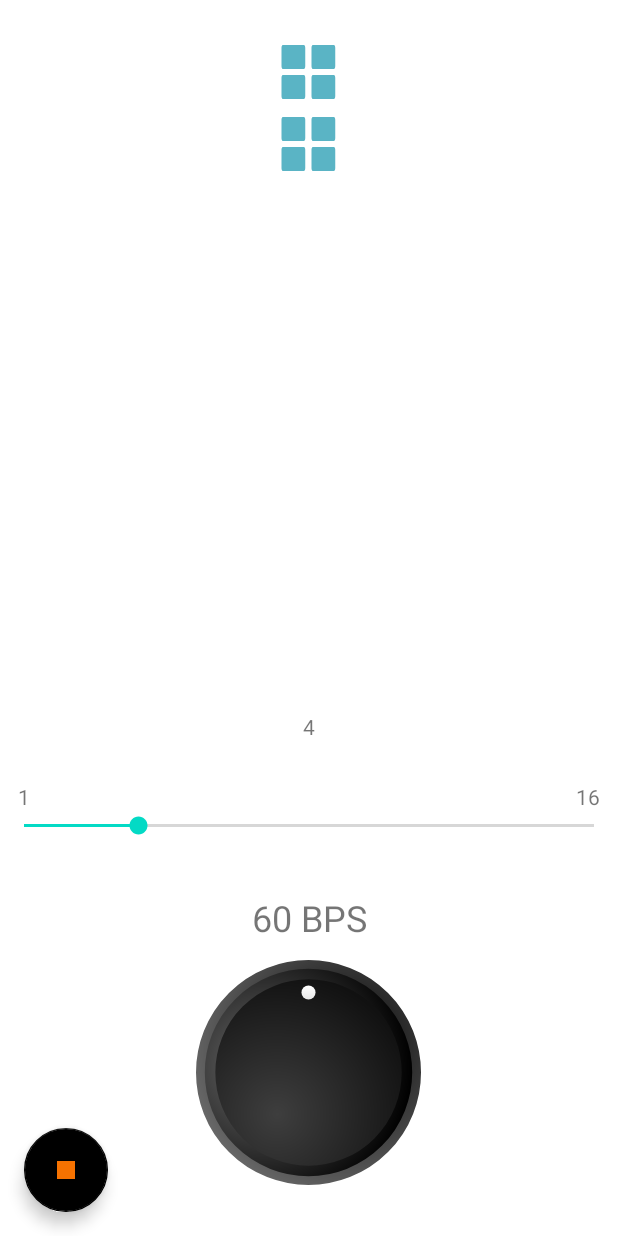
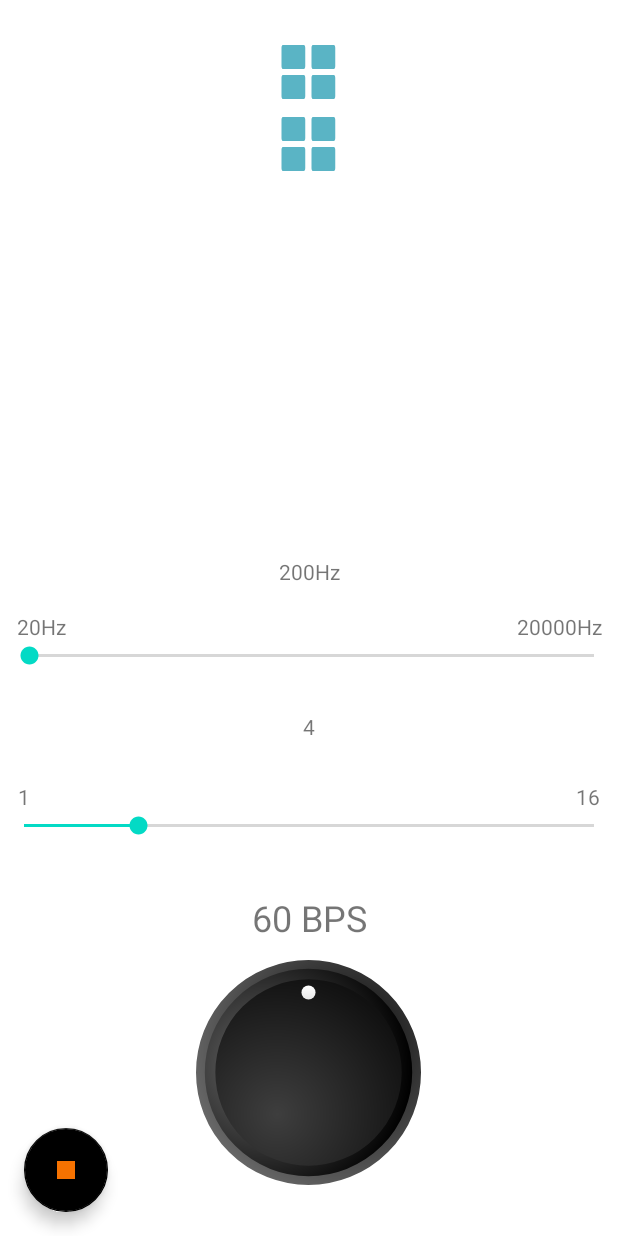
Before and after one commit to Aprii00/Metronome, an Android app: the screen it shows after launch (MainActivity), after a tap on an icon or button, on a phone screen of 412 x 824 dp. Run offline under Robolectric (Android 15) with nearby library versions, the phone set to English and light mode, and no system bars; 1 statement that could not run was skipped.

```diff
--- a/app/build.gradle
+++ b/app/build.gradle
@@ -10,7 +10,7 @@ android {
 
     defaultConfig {
         applicationId "com.example.metronome"
-        minSdkVersion 27
+        minSdkVersion 26
         targetSdkVersion 30
         versionCode 1
         versionName "1.0"
--- a/app/src/main/java/com/example/metronome/MainActivity.kt
+++ b/app/src/main/java/com/example/metronome/MainActivity.kt
@@ -1,7 +1,10 @@
 package com.example.metronome
 
+import android.content.Context
+import android.media.AudioFormat
 import android.media.AudioManager
-import android.media.ToneGenerator
+import android.media.AudioTrack
+import android.os.Build
 import android.os.Bundle
 import android.util.Log
 import android.view.View
@@ -12,17 +15,18 @@ import androidx.core.content.ContextCompat
 import com.example.metronome.knob.RotaryKnobView
 import kotlinx.android.synthetic.main.activity_main.*
 import kotlinx.coroutines.*
+import java.lang.Short
 
 
 class MainActivity : AppCompatActivity(), RotaryKnobView.RotaryKnobListener {
 
     var timeSignature : Int = 0
-    var realTimeSignature : Int = 0
     var bitsPerMinute :Int = 0
     var timeInterval : Long = 0
-    var playSound = false
+    var soundHz : Int = 0
+    private var playSound = false
 
-    private val toneGen1 = ToneGenerator(AudioManager.STREAM_MUSIC, 100)
+    private var tone: AudioTrack? = null
     private lateinit var jobTimer : Job
     private lateinit var scopeTimer: CoroutineScope
     private lateinit var scopeDraw: CoroutineScope
@@ -35,17 +39,20 @@ class MainActivity : AppCompatActivity(), RotaryKnobView.RotaryKnobListener {
         setContentView(R.layout.activity_main)
 
         timeSignature = resources.getInteger(R.integer.seekBarStart)
-        realTimeSignature  = resources.getInteger(R.integer.seekBarStart)
         bitsPerMinute = resources.getInteger(R.integer.BPMStart)
         timeInterval = (60000 / bitsPerMinute).toLong()
         textBPM.text = "$bitsPerMinute BPS"
         textMin.text = resources.getInteger(R.integer.seekBarMin).toString()
         textMax.text = resources.getInteger(R.integer.seekBarMax).toString()
+        textHz.text = "${resources.getInteger(R.integer.HZStart)}Hz"
+        textMaxHz.text = "${resources.getInteger(R.integer.HZMax)}Hz"
+        textMinHz.text = "${resources.getInteger(R.integer.HZMin)}Hz"
+        soundHz = resources.getInteger(R.integer.HZStart)
         textTimeSignature.text = resources.getInteger(R.integer.seekBarStart).toString()
 
         knob.listener = this
 
-        seekBar.setOnSeekBarChangeListener(object: SeekBar.OnSeekBarChangeListener{
+        seekBarTimeSignature.setOnSeekBarChangeListener(object: SeekBar.OnSeekBarChangeListener{
             override fun onProgressChanged(seekBar: SeekBar?, progress: Int, fromUser: Boolean) {
                 textTimeSignature.text = progress.toString()
                 timeSignature = progress
@@ -55,6 +62,15 @@ class MainActivity : AppCompatActivity(), RotaryKnobView.RotaryKnobListener {
                     draw()
                 }
 
+            }
+            override fun onStartTrackingTouch(seekBar: SeekBar?) {}
+            override fun onStopTrackingTouch(seekBar: SeekBar?) {}
+        })
+
+        seekBarHz.setOnSeekBarChangeListener(object: SeekBar.OnSeekBarChangeListener{
+            override fun onProgressChanged(seekBar: SeekBar?, progress: Int, fromUser: Boolean) {
+                textHz.text = "${progress}Hz"
+                soundHz = progress
             }
             override fun onStartTrackingTouch(seekBar: SeekBar?) {}
             override fun onStopTrackingTouch(seekBar: SeekBar?) {}
@@ -84,13 +100,45 @@ class MainActivity : AppCompatActivity(), RotaryKnobView.RotaryKnobListener {
         Log.e("timeInterval",  timeInterval.toString())
     }
 
+    private fun generateTone(freqHz: Double, durationMs: Int): AudioTrack? {
+        val sampleRate = getBestSampleRate()
+        val count = (sampleRate * (durationMs / 1000.0)).toInt()
+        val samples = ShortArray(count)
+        var i = 0
+        while (i < count) {
+            //* 0x7FFF
+            val sample = (kotlin.math.sin(2 * Math.PI * i * freqHz / sampleRate) * 0x7FFF).toShort()
+            //Log.e("sample", sample.toString())
+            samples[i] = sample
+            i ++
+        }
+        val track = AudioTrack(AudioManager.STREAM_MUSIC, sampleRate.toInt(),
+                AudioFormat.CHANNEL_OUT_MONO, AudioFormat.ENCODING_PCM_16BIT,
+                count * (Short.SIZE / 8), AudioTrack.MODE_STATIC)
+        track.write(samples, 0, count)
+        return track
+    }
+
+    private fun getBestSampleRate(): Double {
+        return if (Build.VERSION.SDK_INT >= 17) {
+            val am = applicationContext.getSystemService(Context.AUDIO_SERVICE) as AudioManager
+            val sampleRateString = am.getProperty(AudioManager.PROPERTY_OUTPUT_SAMPLE_RATE)
+            sampleRateString?.toDouble() ?: 44100.0
+        } else {
+            44100.0
+        }
+    }
+
     private suspend fun timer() {
         var stamp: Long
         while(true) {
 
             stamp = System.currentTimeMillis()
             //Log.e("timer", Timestamp(System.currentTimeMillis()).toString())
-            toneGen1.startTone(ToneGenerator.TONE_CDMA_PIP, 100)
+
+            tone?.stop()
+//            tone?.reloadStaticData()
+            tone?.play()
 
             light()
 
@@ -106,7 +154,7 @@ class MainActivity : AppCompatActivity(), RotaryKnobView.RotaryKnobListener {
         imageList[lighted].setColorFilter(ContextCompat.getColor(this.applicationContext, R.color.soundNoActive), android.graphics.PorterDuff.Mode.SRC_IN)
 
 
-        lighted = (lighted + 1)%realTimeSignature
+        lighted = (lighted + 1)%timeSignature
     }
 
     private suspend fun draw(){
@@ -114,7 +162,6 @@ class MainActivity : AppCompatActivity(), RotaryKnobView.RotaryKnobListener {
             jobTimer.join()
         }
         Log.e("timeSignature", timeSignature.toString())
-        realTimeSignature = timeSignature
 
 
         while (timeSignature > imageList.size){
@@ -155,7 +202,9 @@ class MainActivity : AppCompatActivity(), RotaryKnobView.RotaryKnobListener {
         }
         else{
             lighted = 0
+            tone = generateTone(soundHz.toDouble(), 100)
             playSound = true
+
             jobTimer = Job()
             scopeTimer = CoroutineScope(Dispatchers.Main + jobTimer)
             scopeTimer.launch {
--- a/app/src/main/res/layout/activity_main.xml
+++ b/app/src/main/res/layout/activity_main.xml
@@ -58,7 +58,55 @@
         app:layout_constraintVertical_bias="0.95" />
 
     <SeekBar
-        android:id="@+id/seekBar"
+        android:id="@+id/seekBarHz"
+        android:layout_width="match_parent"
+        android:layout_height="20dp"
+        app:layout_constraintBottom_toTopOf="@+id/textTimeSignature"
+        app:layout_constraintEnd_toEndOf="parent"
+        app:layout_constraintStart_toStartOf="parent"
+        app:layout_constraintTop_toTopOf="parent"
+        app:layout_constraintVertical_bias="0.94"
+        android:max="@integer/HZMax"
+        android:min="@integer/HZMin"
+        android:progress="@integer/HZStart"/>
+
+    <TextView
+        android:id="@+id/textMinHz"
+        android:layout_width="wrap_content"
+        android:layout_height="wrap_content"
+        android:text="1"
+        app:layout_constraintBottom_toTopOf="@+id/seekBarHz"
+        app:layout_constraintEnd_toEndOf="parent"
+        app:layout_constraintHorizontal_bias="0.03"
+        app:layout_constraintStart_toStartOf="parent"
+        app:layout_constraintTop_toTopOf="parent"
+        app:layout_constraintVertical_bias="1.0" />
+
+    <TextView
+        android:id="@+id/textMaxHz"
+        android:layout_width="wrap_content"
+        android:layout_height="wrap_content"
+        android:text="2"
+        app:layout_constraintBottom_toTopOf="@+id/seekBarHz"
+        app:layout_constraintEnd_toEndOf="parent"
+        app:layout_constraintHorizontal_bias="0.97"
+        app:layout_constraintStart_toStartOf="parent"
+        app:layout_constraintTop_toTopOf="parent"
+        app:layout_constraintVertical_bias="1.0" />
+
+    <TextView
+        android:id="@+id/textHz"
+        android:layout_width="wrap_content"
+        android:layout_height="wrap_content"
+        android:text="1"
+        app:layout_constraintBottom_toTopOf="@+id/seekBarHz"
+        app:layout_constraintEnd_toEndOf="parent"
+        app:layout_constraintStart_toStartOf="parent"
+        app:layout_constraintTop_toTopOf="parent"
+        app:layout_constraintVertical_bias="0.90999997" />
+
+    <SeekBar
+        android:id="@+id/seekBarTimeSignature"
         android:layout_width="match_parent"
         android:layout_height="20dp"
         app:layout_constraintBottom_toTopOf="@+id/textBPM"
@@ -75,7 +123,7 @@
         android:layout_width="wrap_content"
         android:layout_height="wrap_content"
         android:text="1"
-        app:layout_constraintBottom_toTopOf="@+id/seekBar"
+        app:layout_constraintBottom_toTopOf="@+id/seekBarTimeSignature"
         app:layout_constraintEnd_toEndOf="parent"
         app:layout_constraintHorizontal_bias="0.03"
         app:layout_constraintStart_toStartOf="parent"
@@ -87,7 +135,7 @@
         android:layout_width="wrap_content"
         android:layout_height="wrap_content"
         android:text="2"
-        app:layout_constraintBottom_toTopOf="@+id/seekBar"
+        app:layout_constraintBottom_toTopOf="@+id/seekBarTimeSignature"
         app:layout_constraintEnd_toEndOf="parent"
         app:layout_constraintHorizontal_bias="0.97"
         app:layout_constraintStart_toStartOf="parent"
@@ -99,7 +147,7 @@
         android:layout_width="wrap_content"
         android:layout_height="wrap_content"
         android:text="1"
-        app:layout_constraintBottom_toTopOf="@+id/seekBar"
+        app:layout_constraintBottom_toTopOf="@+id/seekBarTimeSignature"
         app:layout_constraintEnd_toEndOf="parent"
         app:layout_constraintStart_toStartOf="parent"
         app:layout_constraintTop_toTopOf="parent"
--- a/app/src/main/res/values/integers.xml
+++ b/app/src/main/res/values/integers.xml
@@ -6,5 +6,8 @@
     <integer name="BPMStart">60</integer>
     <integer name="BPMMin">40</integer>
     <integer name="BPMMax">400</integer>
+    <integer name="HZStart">200</integer>
+    <integer name="HZMin">20</integer>
+    <integer name="HZMax">20000</integer>
     <integer name="divider">8</integer>
 </resources>
```
